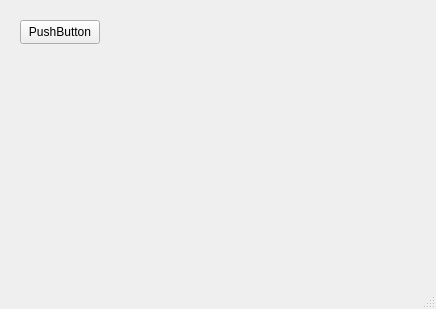
The window that mainwindow.ui (swiczka/projekt_so_2) describes before a commit, drawn with Qt 5.
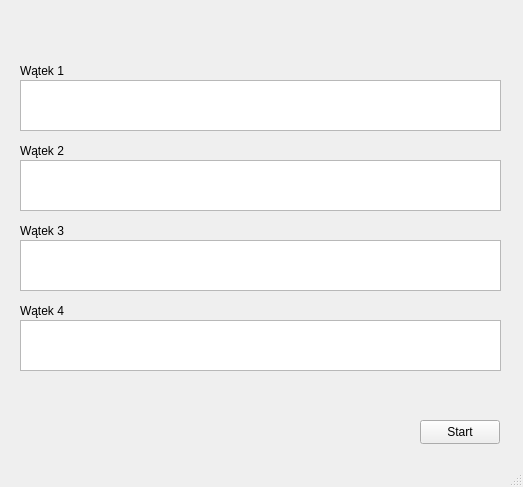
The same window after the commit.

```diff
--- a/mainwindow.ui
+++ b/mainwindow.ui
@@ -6,8 +6,8 @@
    <rect>
     <x>0</x>
     <y>0</y>
-    <width>436</width>
-    <height>309</height>
+    <width>523</width>
+    <height>487</height>
    </rect>
   </property>
   <property name="windowTitle">
@@ -17,14 +17,14 @@
    <widget class="QPushButton" name="startWorkButton">
     <property name="geometry">
      <rect>
-      <x>20</x>
-      <y>20</y>
+      <x>420</x>
+      <y>420</y>
       <width>80</width>
       <height>24</height>
      </rect>
     </property>
     <property name="text">
-     <string>PushButton</string>
+     <string>Start</string>
     </property>
    </widget>
    <widget class="QLabel" name="infoLabel">
@@ -40,6 +40,162 @@
      <string/>
     </property>
    </widget>
+   <widget class="QFrame" name="threadFrame_1">
+    <property name="geometry">
+     <rect>
+      <x>20</x>
+      <y>80</y>
+      <width>481</width>
+      <height>51</height>
+     </rect>
+    </property>
+    <property name="frameShape">
+     <enum>QFrame::WinPanel</enum>
+    </property>
+    <property name="frameShadow">
+     <enum>QFrame::Sunken</enum>
+    </property>
+    <widget class="QTextBrowser" name="textBrowser_1">
+     <property name="geometry">
+      <rect>
+       <x>0</x>
+       <y>0</y>
+       <width>481</width>
+       <height>51</height>
+      </rect>
+     </property>
+    </widget>
+   </widget>
+   <widget class="QFrame" name="threadFrame_2">
+    <property name="geometry">
+     <rect>
+      <x>20</x>
+      <y>160</y>
+      <width>481</width>
+      <height>51</height>
+     </rect>
+    </property>
+    <property name="frameShape">
+     <enum>QFrame::WinPanel</enum>
+    </property>
+    <property name="frameShadow">
+     <enum>QFrame::Sunken</enum>
+    </property>
+    <widget class="QTextBrowser" name="textBrowser_2">
+     <property name="geometry">
+      <rect>
+       <x>0</x>
+       <y>0</y>
+       <width>481</width>
+       <height>51</height>
+      </rect>
+     </property>
+    </widget>
+   </widget>
+   <widget class="QFrame" name="threadFrame_3">
+    <property name="geometry">
+     <rect>
+      <x>20</x>
+      <y>240</y>
+      <width>481</width>
+      <height>51</height>
+     </rect>
+    </property>
+    <property name="frameShape">
+     <enum>QFrame::WinPanel</enum>
+    </property>
+    <property name="frameShadow">
+     <enum>QFrame::Sunken</enum>
+    </property>
+    <widget class="QTextBrowser" name="textBrowser_3">
+     <property name="geometry">
+      <rect>
+       <x>0</x>
+       <y>0</y>
+       <width>481</width>
+       <height>51</height>
+      </rect>
+     </property>
+    </widget>
+   </widget>
+   <widget class="QFrame" name="threadFrame_4">
+    <property name="geometry">
+     <rect>
+      <x>20</x>
+      <y>320</y>
+      <width>481</width>
+      <height>51</height>
+     </rect>
+    </property>
+    <property name="frameShape">
+     <enum>QFrame::WinPanel</enum>
+    </property>
+    <property name="frameShadow">
+     <enum>QFrame::Sunken</enum>
+    </property>
+    <widget class="QTextBrowser" name="textBrowser_4">
+     <property name="geometry">
+      <rect>
+       <x>0</x>
+       <y>0</y>
+       <width>481</width>
+       <height>51</height>
+      </rect>
+     </property>
+    </widget>
+   </widget>
+   <widget class="QLabel" name="label">
+    <property name="geometry">
+     <rect>
+      <x>20</x>
+      <y>60</y>
+      <width>81</width>
+      <height>21</height>
+     </rect>
+    </property>
+    <property name="text">
+     <string>Wątek 1</string>
+    </property>
+   </widget>
+   <widget class="QLabel" name="label_2">
+    <property name="geometry">
+     <rect>
+      <x>20</x>
+      <y>140</y>
+      <width>81</width>
+      <height>21</height>
+     </rect>
+    </property>
+    <property name="text">
+     <string>Wątek 2</string>
+    </property>
+   </widget>
+   <widget class="QLabel" name="label_3">
+    <property name="geometry">
+     <rect>
+      <x>20</x>
+      <y>220</y>
+      <width>81</width>
+      <height>21</height>
+     </rect>
+    </property>
+    <property name="text">
+     <string>Wątek 3</string>
+    </property>
+   </widget>
+   <widget class="QLabel" name="label_4">
+    <property name="geometry">
+     <rect>
+      <x>20</x>
+      <y>300</y>
+      <width>81</width>
+      <height>21</height>
+     </rect>
+    </property>
+    <property name="text">
+     <string>Wątek 4</string>
+    </property>
+   </widget>
   </widget>
   <widget class="QMenuBar" name="menubar">
    <property name="geometry">
```
Left out of the diff: 2 changed lines with no effect on the pictures.
